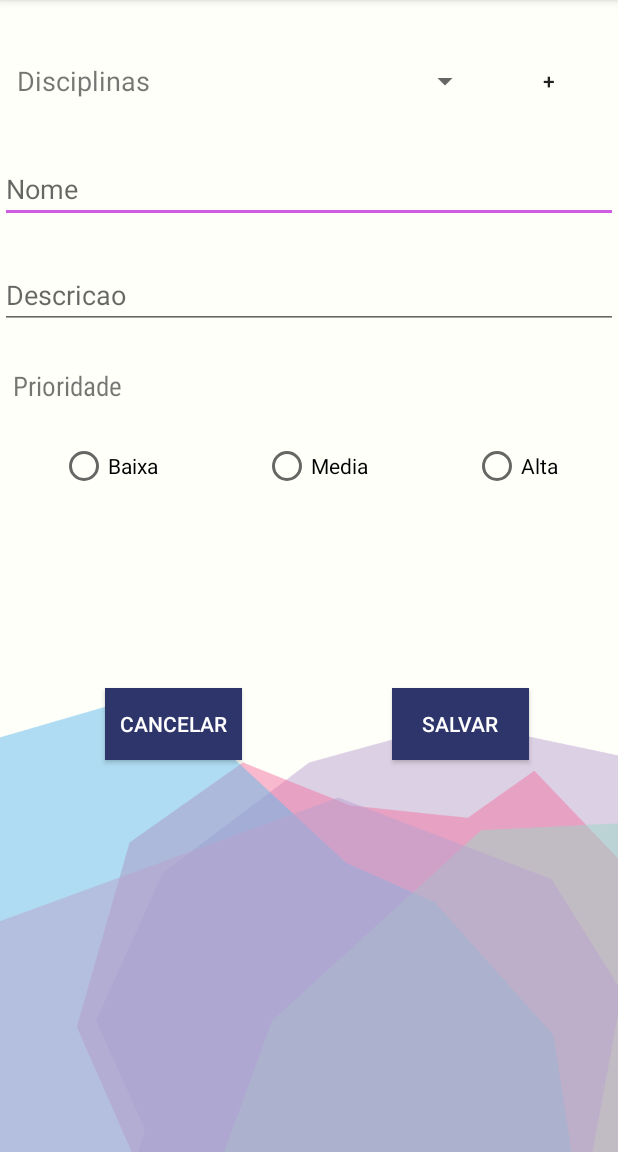
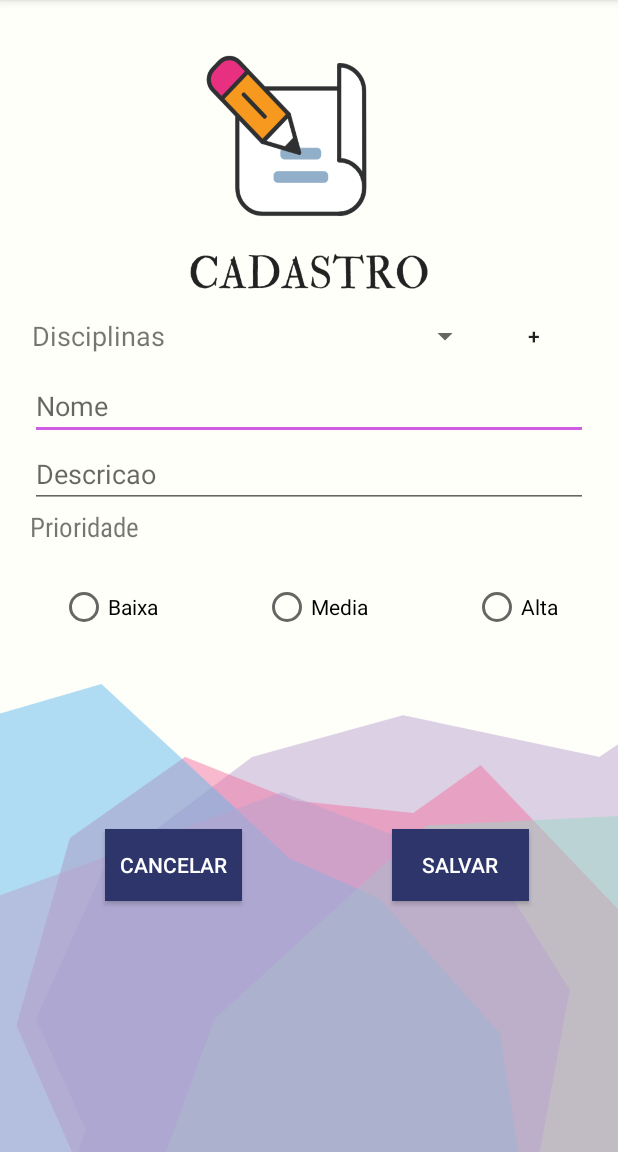
Before and after one commit to lucasantonio12/StudyManagerOficial, an Android app: the CadastroTarefa screen opened directly, with no data from a screen before it, on a phone screen of 412 x 824 dp, the part 84-1236 px from its top. Run offline under Robolectric (Android 15) with nearby library versions, the phone set to English and light mode, and no system bars; our stand-ins replace Room's generated code; 1 statement that could not run was skipped.

Commit message:
Layouts:
- atualizações de background (telas de cadastros e login);
- inserção de buttons floatActionButton nos layouts (fragments de disciplina e tarefa);

```diff
--- /dev/null
+++ b/app/src/main/res/drawable/ic_done_black_24dp.xml
@@ -0,0 +1,5 @@
+<vector android:height="24dp" android:tint="#FFFFFF"
+    android:viewportHeight="24.0" android:viewportWidth="24.0"
+    android:width="24dp" xmlns:android="http://schemas.android.com/apk/res/android">
+    <path android:fillColor="#FF000000" android:pathData="M9,16.2L4.8,12l-1.4,1.4L9,19 21,7l-1.4,-1.4L9,16.2z"/>
+</vector>
--- /dev/null
+++ b/app/src/main/res/drawable/ic_view_list_black_24dp.xml
@@ -0,0 +1,5 @@
+<vector android:height="24dp" android:tint="#FFFFFF"
+    android:viewportHeight="24.0" android:viewportWidth="24.0"
+    android:width="24dp" xmlns:android="http://schemas.android.com/apk/res/android">
+    <path android:fillColor="#FF000000" android:pathData="M4,14h4v-4L4,10v4zM4,19h4v-4L4,15v4zM4,9h4L8,5L4,5v4zM9,14h12v-4L9,10v4zM9,19h12v-4L9,15v4zM9,5v4h12L21,5L9,5z"/>
+</vector>
--- a/app/src/main/res/layout/activity_cadastro_tarefa.xml
+++ b/app/src/main/res/layout/activity_cadastro_tarefa.xml
@@ -5,13 +5,13 @@
     android:layout_width="match_parent"
     android:layout_height="match_parent"
     android:orientation="vertical"
-    android:background="@drawable/background2"
+    android:background="@drawable/background_cadastro_tarefa"
     tools:context=".viewTarefa.CadastroTarefa">
 
     <LinearLayout
         android:layout_width="match_parent"
         android:layout_height="wrap_content"
-        android:layout_marginTop="30dp"
+        android:layout_marginTop="200dp"
         android:orientation="horizontal">
 
         <TextView
@@ -21,6 +21,7 @@
             android:layout_gravity="center"
             android:layout_weight="1"
             android:gravity="center"
+            android:layout_marginLeft="20dp"
             android:text="Disciplinas"
             android:textSize="18sp"
             app:fontFamily="sans-serif" />
@@ -37,6 +38,7 @@
             android:layout_width="55dp"
             android:layout_height="match_parent"
             android:layout_weight="1"
+            android:layout_marginRight="20dp"
             android:text="+" />
 
     </LinearLayout>
@@ -46,17 +48,20 @@
         android:id="@+id/tarefaTXT"
         android:layout_width="match_parent"
         android:layout_height="wrap_content"
-        android:layout_marginTop="25dp"
-        android:ems="10"
+        android:layout_gravity="center"
+        android:layout_marginLeft="20dp"
+        android:layout_marginRight="20dp"
+        android:ems="25"
         android:hint="Nome"
         android:inputType="textPersonName" />
 
     <EditText
-        android:id="@+id/descricaoTXT"
         android:layout_width="match_parent"
         android:layout_height="wrap_content"
-        android:layout_marginTop="25dp"
-        android:ems="10"
+        android:layout_gravity="center"
+        android:layout_marginLeft="20dp"
+        android:layout_marginRight="20dp"
+        android:ems="25"
         android:hint="Descricao"
         android:inputType="textPersonName" />
 
@@ -64,12 +69,11 @@
         android:id="@+id/textView3"
         android:layout_width="match_parent"
         android:layout_height="wrap_content"
-        android:layout_marginTop="25dp"
         android:layout_gravity="center"
-        android:gravity="left"
-        android:layout_marginLeft="6dp"
+        android:layout_marginLeft="20dp"
+        android:layout_marginRight="20dp"
+        android:ems="25"
         android:text="Prioridade"
-        android:ems="10"
         android:textSize="18sp"
         app:fontFamily="sans-serif-condensed" />
 
@@ -132,8 +136,12 @@
             android:background="#2D356B"
             android:text="salvar"
             android:textColorHighlight="#9486AD"
-            android:textColorLink="#3F51B5" />
+            android:textColorLink="#3F51B5"
+            android:visibility="visible" />
+
 
        </LinearLayout>
 
+
+
 </LinearLayout>
```
Also changed, not shown: app/src/main/res/layout/activity_cadastro_disciplina.xml (+19 -2 lines), app/src/main/res/layout/activity_cadastro_login.xml (+18 -5 lines), app/src/main/res/layout/activity_login_view.xml (+4 -3 lines), app/src/main/res/layout/fragment_disciplina_home.xml (+12 -0 lines), app/src/main/res/layout/fragment_tarefa_home.xml (+11 -0 lines), app/src/main/res/drawable/background1.png (deleted), app/src/main/res/drawable/background3.png (deleted), app/src/main/res/drawable/background_cadastro.png (added), app/src/main/res/drawable/background_cadastro_disciplina.png (added), app/src/main/res/drawable/background_cadastro_tarefa.png (added), app/src/main/res/drawable/background_login.png (added).
